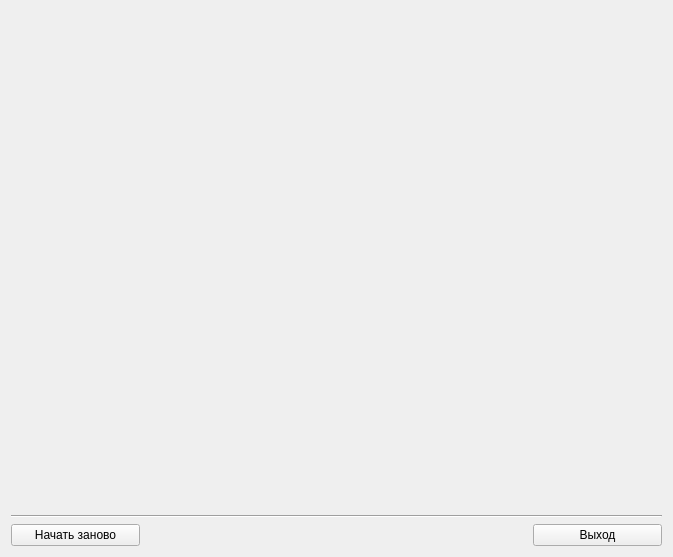
Qt form mainwindow.ui (group93492/economics_LPP) before a commit.
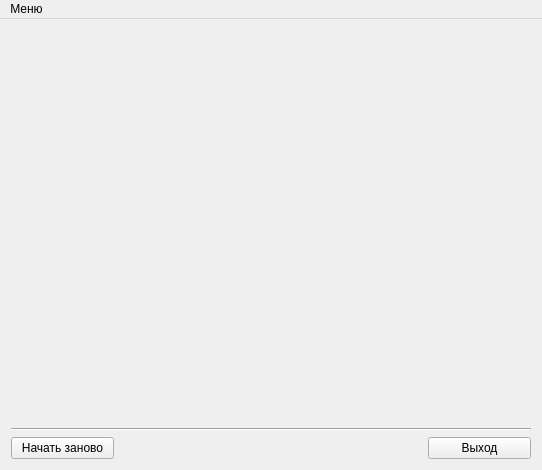
The same form after that commit.

Commit message: Added menu, "about programm" dialog

Diff of the .ui file:
```diff
--- a/mainwindow.ui
+++ b/mainwindow.ui
@@ -6,8 +6,8 @@
    <rect>
     <x>0</x>
     <y>0</y>
-    <width>673</width>
-    <height>557</height>
+    <width>542</width>
+    <height>470</height>
    </rect>
   </property>
   <property name="windowTitle">
@@ -62,6 +62,27 @@
     </item>
    </layout>
   </widget>
+  <widget class="QMenuBar" name="menuBar">
+   <property name="geometry">
+    <rect>
+     <x>0</x>
+     <y>0</y>
+     <width>542</width>
+     <height>21</height>
+    </rect>
+   </property>
+   <widget class="QMenu" name="menu">
+    <property name="title">
+     <string>Меню</string>
+    </property>
+   </widget>
+   <addaction name="menu"/>
+  </widget>
+  <action name="actionSd">
+   <property name="text">
+    <string>sd</string>
+   </property>
+  </action>
  </widget>
  <layoutdefault spacing="6" margin="11"/>
  <resources/>
```
The commit also changes 12 other files.
